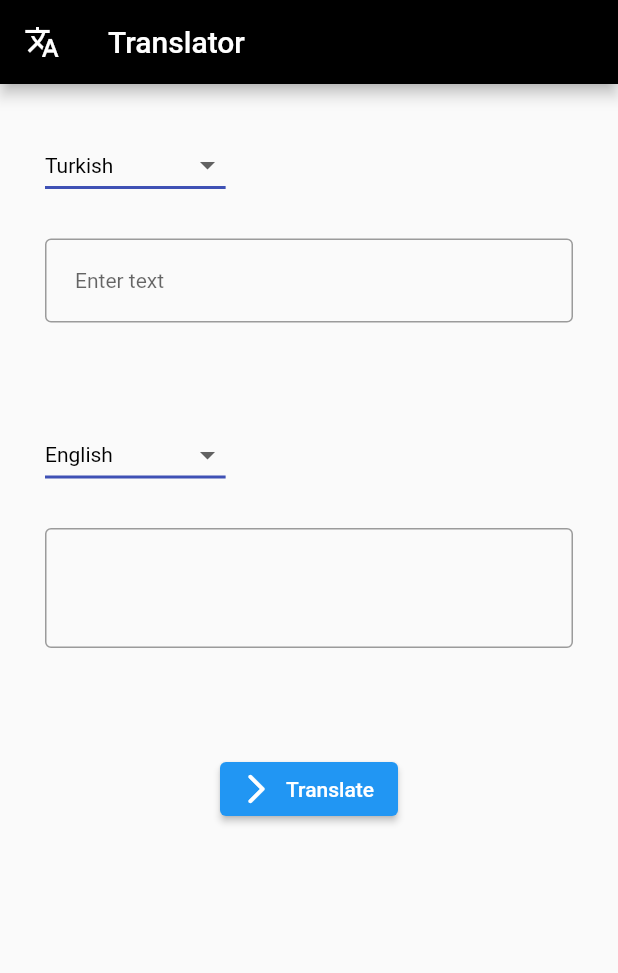
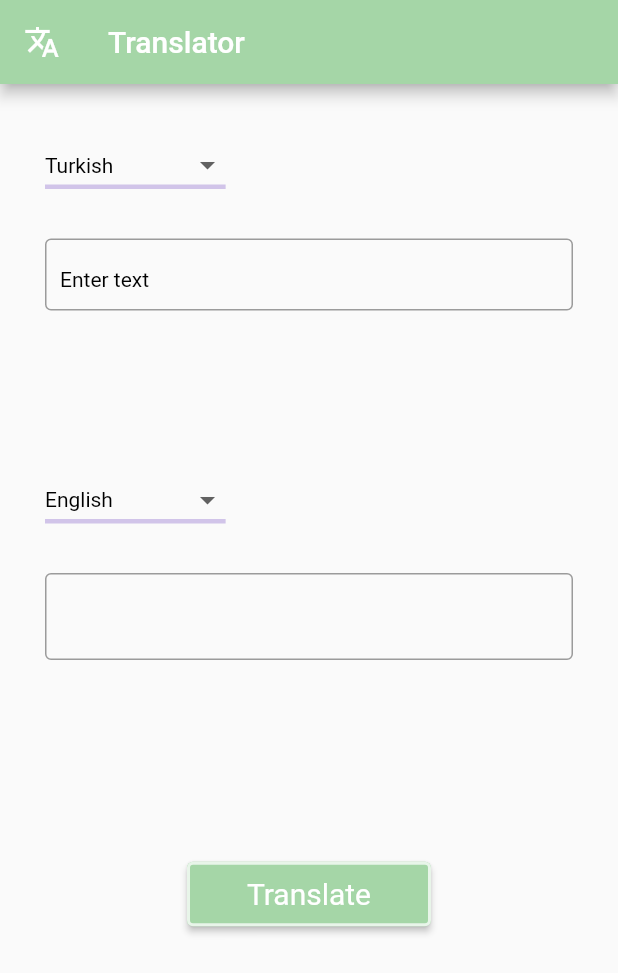
Before and after one commit to AslihanYoldas/Flutter-Translator-App, a Flutter app: the screen it shows after launch, on a phone screen of 412 x 824 dp. Shown: the top 973 px of the screen. Run offline on Flutter 3.47's test engine with Material 2 defaults, Android fonts, the phone set to English and light mode, and no system bars; our stand-ins replace dio, flutter_bloc, get_it, retrofit; generated files the repository leaves out were written again.

Commit message:
Translator page design changed.

```diff
--- a/lib/cubit/translator_view.dart
+++ b/lib/cubit/translator_view.dart
@@ -23,7 +23,7 @@ class TranslatorView extends StatelessWidget {
         appBar: AppBar(
             leading: const Icon(Icons.translate_outlined),
             title: const Text('Translator'),
-            backgroundColor: Colors.black),
+            backgroundColor: Colors.green.shade200),
         body: BlocConsumer<TranslatorCubit, TranslatorStates>(
             listener: (context, state) {},
             builder: (context, state) {
--- a/lib/pages/translator_page.dart
+++ b/lib/pages/translator_page.dart
@@ -61,10 +61,11 @@ class _TranslatorPageState extends State<TranslatorPage> {
               DropdownButton<String>(
                 value: selectedSource,
                 elevation: 16,
+                 dropdownColor: Colors.brown.shade50,
                 style: const TextStyle(color: Colors.black),
                 underline: Container(
-                  height: 2,
-                  color: Colors.indigo,
+                  height: 3,
+                  color: Colors.deepPurple.shade100,
                 ),
                 onChanged: (String? newValue) {
                   setState(() {
@@ -83,30 +84,42 @@ class _TranslatorPageState extends State<TranslatorPage> {
               height: 25,
             ),
             SizedBox(
-                height: 120,
-                child: TextFormField(
+                height: 150,
+                child: TextField(
                   controller: inputController,
-                  style: const TextStyle(fontSize: 14),
-                  decoration: const InputDecoration(
-                      contentPadding: EdgeInsets.symmetric(
-                        horizontal: 20,
-                        vertical: 20,
+                  style:    const TextStyle(
+                    fontSize: 18.0, height: 1.0, color: Colors.black),
+                  textInputAction: TextInputAction.newline,
+                  keyboardType: TextInputType.multiline,
+                  maxLines: null,
+                  decoration:  InputDecoration(
+                      contentPadding: const EdgeInsets.symmetric(
+                        horizontal: 10,
+                        vertical: 10,
                       ),
                       hintText: 'Enter text',
-                      hintStyle: TextStyle(fontSize: 14),
-                      border: OutlineInputBorder(),
-                      focusedBorder: OutlineInputBorder(
-                          borderSide:
-                              BorderSide(color: Colors.black87, width: 2.0))),
+                      hintStyle: const TextStyle(
+                          fontSize: 14.0, height: 2.0, color: Colors.black),
+                      border: const OutlineInputBorder(),
+                    focusedBorder: OutlineInputBorder(
+                        borderSide: BorderSide(
+                            color: Colors.deepPurple.shade100,
+                            width: 2.0)
+                    )
+
+
+
+                      ),
                 )),
             Row(mainAxisAlignment: MainAxisAlignment.start, children: [
               DropdownButton<String>(
                 value: selectedTarget,
                 elevation: 16,
                 style: const TextStyle(color: Colors.black),
+                dropdownColor: Colors.brown.shade50,
                 underline: Container(
-                  height: 2,
-                  color: Colors.indigo,
+                  height: 3,
+                  color: Colors.deepPurple.shade100,
                 ),
                 onChanged: (String? newValue) {
                   setState(() {
@@ -130,25 +143,41 @@ class _TranslatorPageState extends State<TranslatorPage> {
                   controller: outputController,
                   readOnly: true,
                   style: const TextStyle(
-                      fontSize: 20.0, height: 2.0, color: Colors.black),
+                      fontSize: 18.0, height: 1.0, color: Colors.black),
                   textInputAction: TextInputAction.newline,
                   keyboardType: TextInputType.multiline,
                   maxLines: null,
-                  decoration: const InputDecoration(
+                  decoration:  InputDecoration(
                     border: OutlineInputBorder(),
-                    focusedBorder: OutlineInputBorder(
-                        borderSide:
-                            BorderSide(color: Colors.black87, width: 2.0)),
-                  )),
+                      focusedBorder: OutlineInputBorder(
+                          borderSide: BorderSide(
+                              color: Colors.deepPurple.shade100,
+                              width: 2.0),
+
+                  )
+              )
             ),
-            ElevatedButton.icon(
+            ),
+            SizedBox(height: 40,),
+            ElevatedButton(
+                style: ElevatedButton.styleFrom(
+                  backgroundColor: Colors.green.shade200,
+                    side: BorderSide(color: Colors.green.shade50, width:2),
+                    padding: EdgeInsets.symmetric(
+                        horizontal: 40, vertical: 10),
+                    textStyle: const TextStyle(
+                        color: Colors.white, fontSize: 20, fontStyle: FontStyle.normal),
+
+
+                ),
+
               onPressed: () {
                 locator.get<TranslatorCubit>().fetchTranslatorPage(TranslatorData( selectedSource, selectedTarget,inputController.text));
 
               },
-              icon: const Icon(Icons.arrow_forward_ios_rounded),
-              label: const Text("Translate"),
-            ),
+
+              child: const Text("Translate")),
+
 
           ]
 
```
